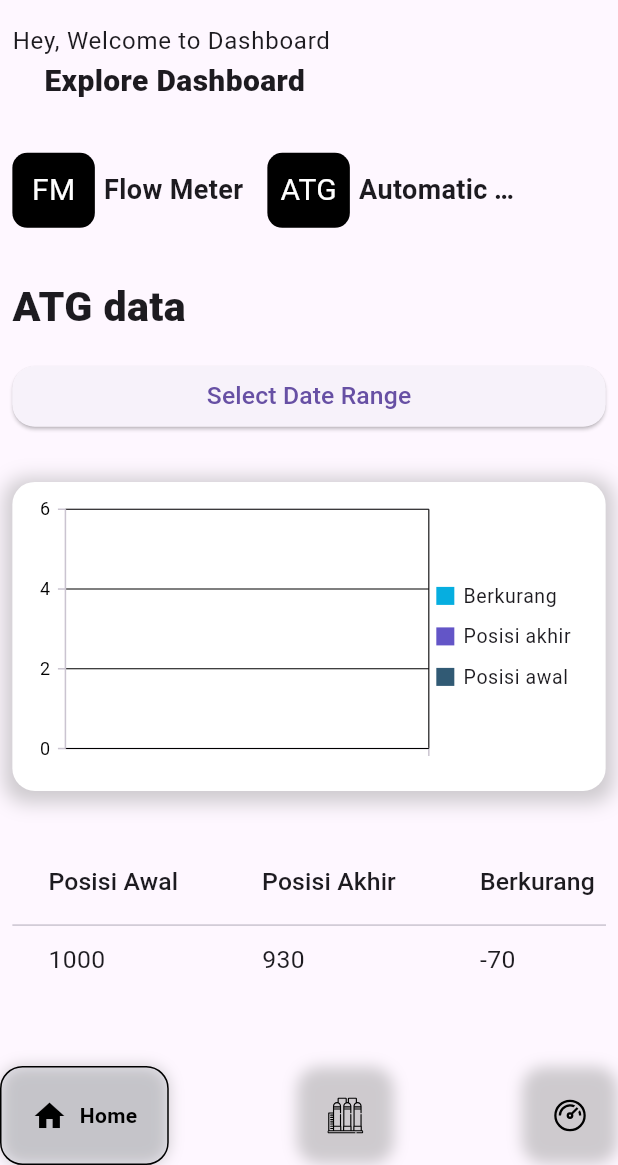
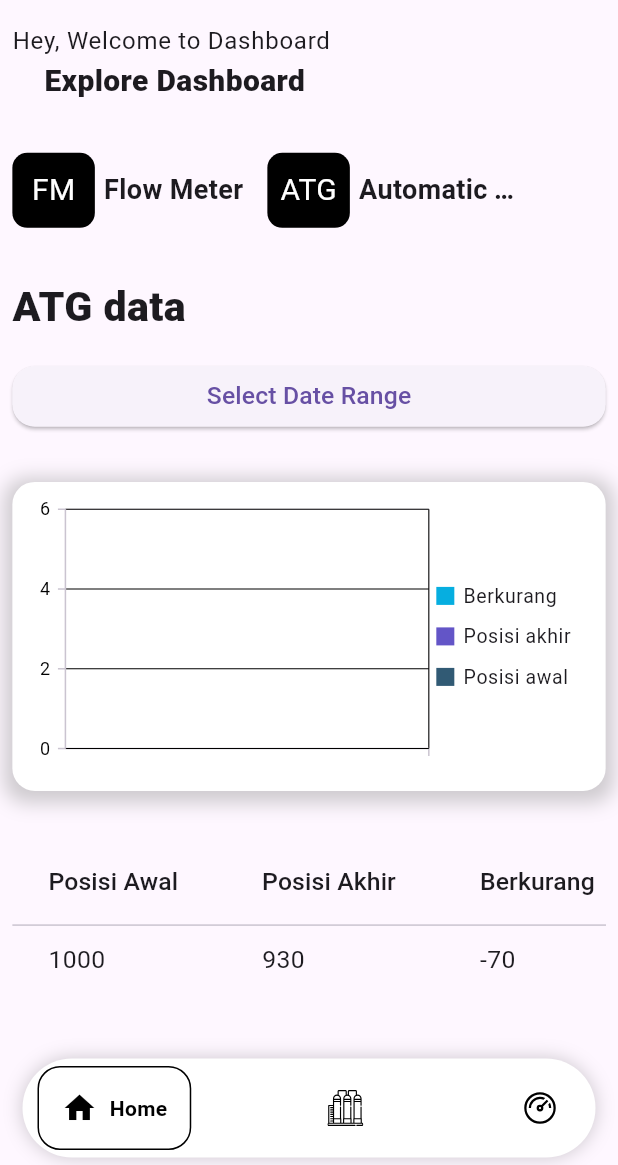
Before and after one commit to kvn-media/musang_synchronizedhub_odyssey, a Flutter app: the DashBoard screen opened directly with empty values, on a phone screen of 412 x 824 dp, the part 71-1236 px from its top. Run offline on Flutter 3.47's test engine with Material 3 defaults, Android fonts, the phone set to English and light mode, and no system bars; drawn by our look-alikes of google_nav_bar; our stand-ins replace awesome_notifications, built_collection, built_value, cloud_firestore, csv, firebase_auth and 15 more; missing offline and left inert: file_saver, postgrest; accounts and stored records are empty; project files that could hold a hidden picture were left out.

Commit message:
change ui style form login, register, and gnavbar

```diff
--- a/lib/features/authentication/screens/login/widget/login_footer_widget.dart
+++ b/lib/features/authentication/screens/login/widget/login_footer_widget.dart
@@ -53,7 +53,7 @@ class LoginFooterWidget extends StatelessWidget {
                 TextSpan(
                   text: 'Sign Up'.toUpperCase(),
                   style: const TextStyle(
-                    color: Colors.black,
+                    color: Colors.blue,
                   ),
                 ),
               ],
--- a/lib/features/authentication/screens/login/widget/login_form_widget.dart
+++ b/lib/features/authentication/screens/login/widget/login_form_widget.dart
@@ -92,7 +92,7 @@ class _LoginFormState extends State<LoginForm> {
                   },
                   style: ElevatedButton.styleFrom(
                     elevation: 0,
-                    shape: const RoundedRectangleBorder(),
+                    shape: const StadiumBorder(),
                     foregroundColor: Colors.white,
                     backgroundColor: const Color(0xff272727),
                     side: const BorderSide(
--- a/lib/features/authentication/screens/signup/widget/signup_form_widget.dart
+++ b/lib/features/authentication/screens/signup/widget/signup_form_widget.dart
@@ -29,6 +29,7 @@ class _SignUpFormWidgetState extends State<SignUpFormWidget> {
               controller: controller.fullName,
               decoration: const InputDecoration(
                 label: Text('Full Name'),
+                border: const OutlineInputBorder(),
                 prefixIcon: Icon(
                   Icons.person_outline_rounded,
                 ),
@@ -41,6 +42,7 @@ class _SignUpFormWidgetState extends State<SignUpFormWidget> {
               controller: controller.email,
               decoration: const InputDecoration(
                 label: Text('Email'),
+                border: const OutlineInputBorder(),
                 prefixIcon: Icon(
                   Icons.email_outlined,
                 ),
@@ -53,6 +55,7 @@ class _SignUpFormWidgetState extends State<SignUpFormWidget> {
               controller: controller.phoneNumber,
               decoration: const InputDecoration(
                 label: Text('Phone Number'),
+                border: const OutlineInputBorder(),
                 prefixIcon: Icon(
                   Icons.numbers,
                 ),
@@ -110,7 +113,7 @@ class _SignUpFormWidgetState extends State<SignUpFormWidget> {
                 },
                 style: ElevatedButton.styleFrom(
                   elevation: 0,
-                  shape: const RoundedRectangleBorder(),
+                  shape: const StadiumBorder(),
                   foregroundColor: Colors.white,
                   backgroundColor: const Color(0xff272727),
                   side: const BorderSide(
--- a/lib/features/core/screens/dashboard/widget/navbar.dart
+++ b/lib/features/core/screens/dashboard/widget/navbar.dart
@@ -26,7 +26,24 @@ class NavBar extends StatelessWidget {
   @override
   Widget build(BuildContext context) {
     final theme = Theme.of(context);
-    return GNav(
+    return Container(
+      margin: EdgeInsets.symmetric(horizontal: 15, vertical: 5),
+      decoration: BoxDecoration(
+        color:
+            theme.brightness == Brightness.dark ? Colors.black : Colors.white,
+        borderRadius: BorderRadius.circular(40.0),
+        boxShadow: [
+          BoxShadow(
+            color: Colors.black.withOpacity(0.2),
+            spreadRadius: 0,
+            blurRadius: 10,
+          ),
+        ],
+      ),
+      child: Padding(
+        padding: EdgeInsets.symmetric(horizontal: 10, vertical: 5),
+        child: GNav(
+          backgroundColor: Colors.transparent,
           rippleColor: theme.brightness == Brightness.dark
               ? Colors.white
               : Colors.black, // tab button ripple color when pressed
@@ -38,21 +55,22 @@ class NavBar extends StatelessWidget {
           tabActiveBorder:
               Border.all(color: Colors.black, width: 1), // tab button border
           // tabBorder: Border.all(color: Colors.grey, width: 1), // tab button border
-      tabShadow: [
-        BoxShadow(color: Colors.grey.withOpacity(0.5), blurRadius: 8)
-      ], // tab button shadow
+          // tabShadow: [
+          //   BoxShadow(color: Colors.grey.withOpacity(0.5), blurRadius: 8)
+          // ], // tab button shadow
           curve: Curves.easeOutExpo, // tab animation curves
           duration: Duration(milliseconds: 500), // tab animation duration
           gap: 8, // the tab button gap between icon and text
-      color: theme.brightness == Brightness.dark ? Colors.white : Colors.black,
+          color:
+              theme.brightness == Brightness.dark ? Colors.white : Colors.black,
           activeColor: theme.brightness == Brightness.dark
               ? Colors.white
               : Colors.black, // selected icon and text color
           iconSize: 24,
-      tabBackgroundColor: Colors.blueGrey[400]!
-          .withOpacity(0.1), // selected tab background color
+          tabBackgroundColor:
+              Colors.transparent, // selected tab background color
           padding: EdgeInsets.symmetric(
-          horizontal: 20, vertical: 20), // navigation bar padding
+              horizontal: 15, vertical: 15), // navigation bar padding
           selectedIndex: selectedIndex,
           onTabChange: (index) {
             switch (index) {
@@ -121,8 +139,9 @@ class NavBar extends StatelessWidget {
               ),
               text: "Flow Meter",
             ),
-        // Add more GButton here for more tabs
           ],
+        ),
+      ),
     );
   }
 }
```
Also changed, not shown: lib/features/authentication/screens/welcome/welcome_screen.dart (+7 -5 lines). Lines whose indentation alone changed are shown as unchanged.
